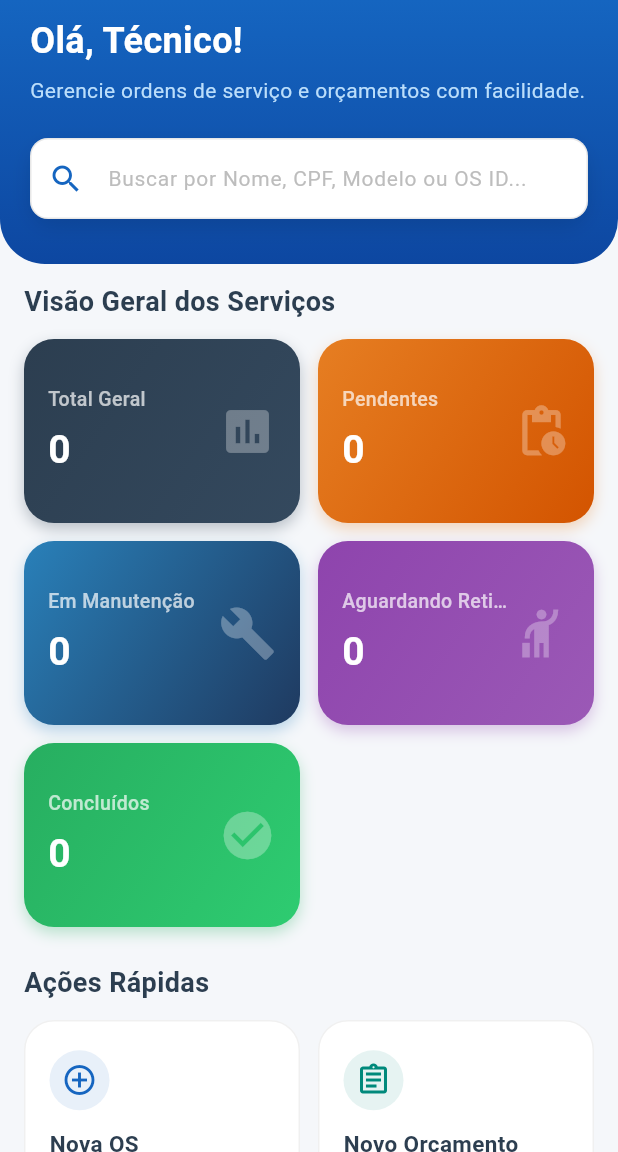
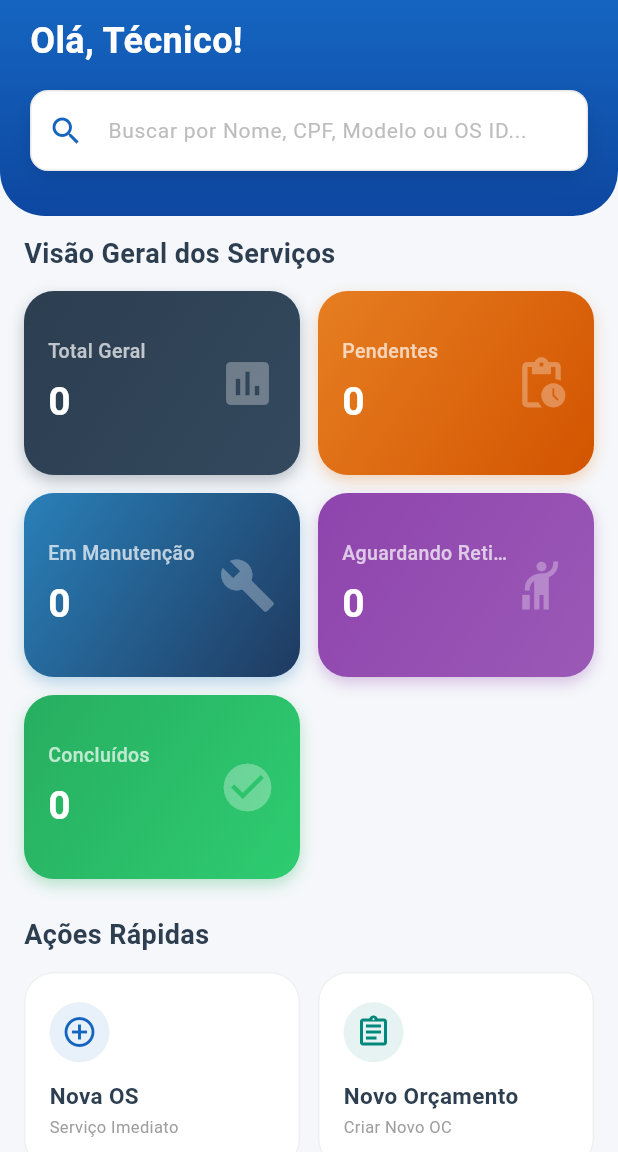
Before and after one commit to AnthyGuedes/Telecell-Mobile, a Flutter app: the screen it shows after launch, on a phone screen of 412 x 824 dp, the part 84-1236 px from its top. Run offline on Flutter 3.47's test engine with Material 3 defaults, Android fonts, the phone set to English and light mode, and no system bars; our stand-ins replace drift; accounts and stored records are empty; generated files the repository leaves out were written again.

Commit message:
style: Remover subtítulo do cabeçalho e dica de produtividade do dashboard

```diff
--- a/lib/screens/dashboard_page.dart
+++ b/lib/screens/dashboard_page.dart
@@ -150,10 +150,6 @@ class _DashboardPageState extends State<DashboardPage> {
                                   const SizedBox(height: 12),
                                   _buildQuickActionsGrid(),
 
-                                  const SizedBox(height: 30),
-
-                                  // Seção de Destaque / Banner Informativo
-                                  _buildWelcomeBanner(),
                                 ],
                               ),
                       ),
@@ -192,15 +188,7 @@ class _DashboardPageState extends State<DashboardPage> {
               color: Colors.white,
             ),
           ),
-          const SizedBox(height: 6),
-          Text(
-            'Gerencie ordens de serviço e orçamentos com facilidade.',
-            style: TextStyle(
-              fontSize: 14,
-              color: Colors.blue[100],
-            ),
-          ),
-          const SizedBox(height: 22),
+          const SizedBox(height: 16),
           // Barra de pesquisa com design premium
           Container(
             decoration: BoxDecoration(
@@ -494,53 +482,6 @@ class _DashboardPageState extends State<DashboardPage> {
     );
   }
 
-  Widget _buildWelcomeBanner() {
-    return Container(
-      width: double.infinity,
-      decoration: BoxDecoration(
-        borderRadius: BorderRadius.circular(20),
-        color: Colors.white,
-        border: Border.all(color: Colors.blue.withValues(alpha: 0.2)),
-        gradient: LinearGradient(
-          colors: [Colors.blue[50]!, Colors.white],
-          begin: Alignment.topLeft,
-          end: Alignment.bottomRight,
-        ),
-      ),
-      padding: const EdgeInsets.all(18),
-      child: Row(
-        children: [
-          const Icon(Icons.info_outline, color: Color(0xFF1565C0), size: 36),
-          const SizedBox(width: 14),
-          Expanded(
-            child: Column(
-              crossAxisAlignment: CrossAxisAlignment.start,
-              children: [
-                const Text(
-                  'Dica de Produtividade',
-                  style: TextStyle(
-                    fontSize: 14,
-                    fontWeight: FontWeight.bold,
-                    color: Color(0xFF1565C0),
-                  ),
-                ),
-                const SizedBox(height: 4),
-                Text(
-                  'Utilize a pesquisa rápida para localizar clientes e aparelhos instantaneamente sem navegar.',
-                  style: TextStyle(
-                    fontSize: 12,
-                    color: Colors.grey[700],
-                    height: 1.3,
-                  ),
-                ),
-              ],
-            ),
-          )
-        ],
-      ),
-    );
-  }
-
   Widget _buildSearchResults() {
     if (_ordensFiltradas.isEmpty) {
       return Container(
```
